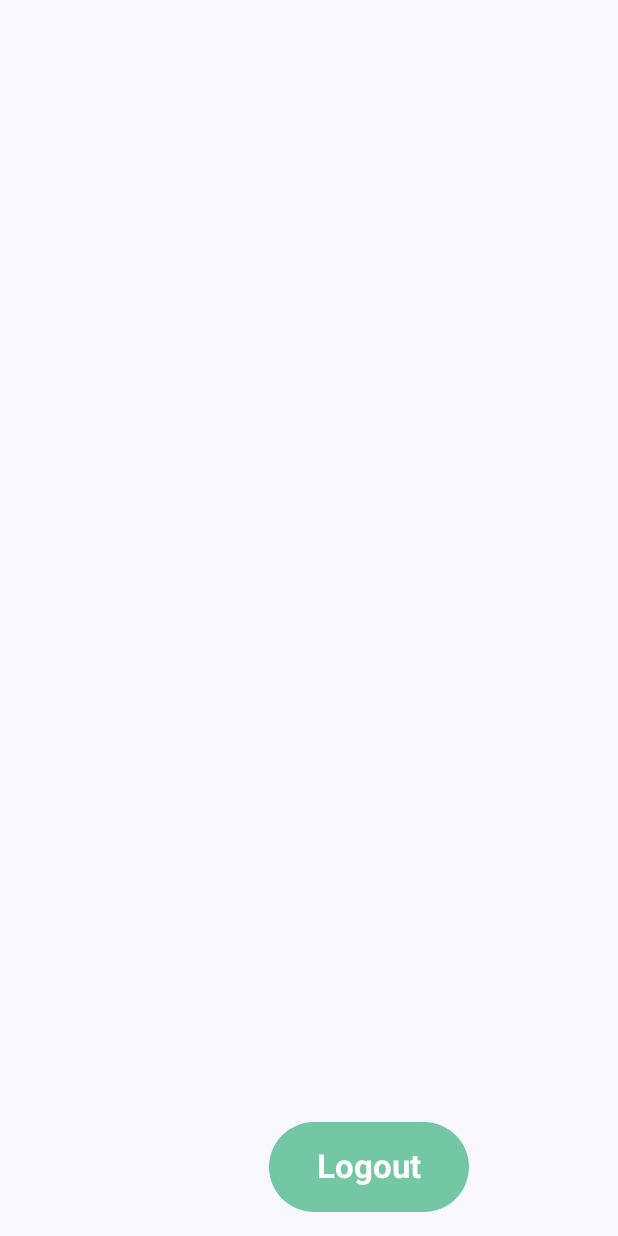
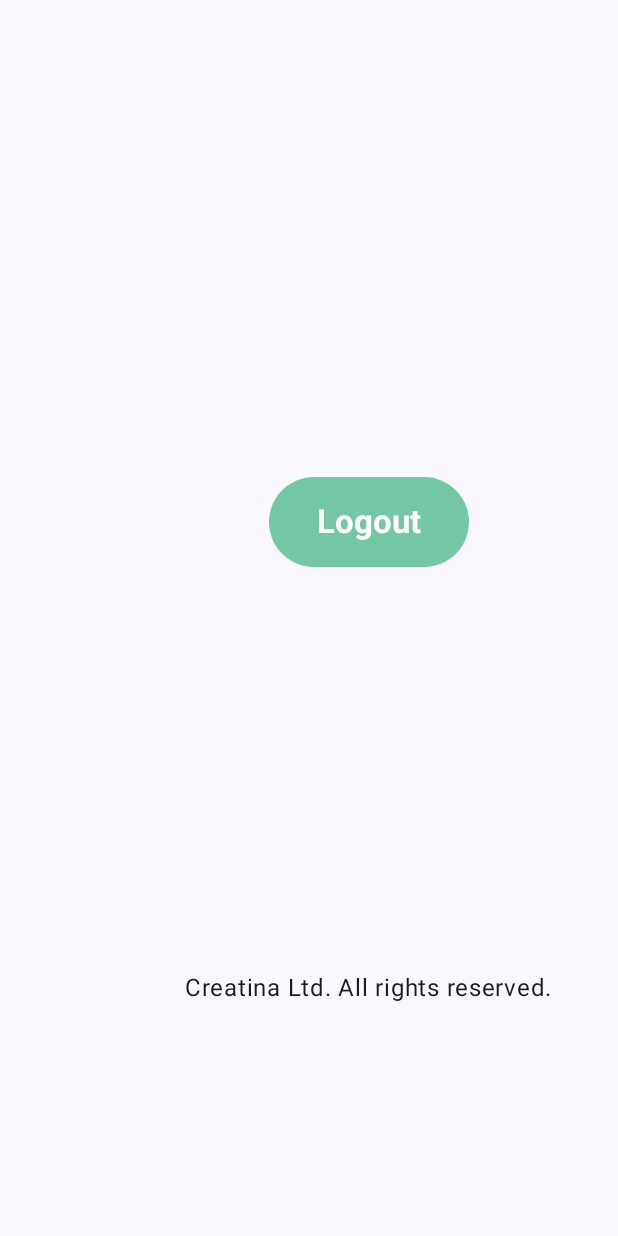
Before and after one commit to julianBogado1/AppHCI, an Android app built with Jetpack Compose: the composable TabletSettingsLayout shown on its own in the app's theme, on a phone screen of 412 x 824 dp. Run offline under Robolectric (Android 15) with nearby library versions, the phone set to English and light mode, and no system bars; network calls fail.

Commit message:
fixes settings screen

```diff
--- a/app/src/main/java/hci/app/Composables/MySettingsScreen.kt
+++ b/app/src/main/java/hci/app/Composables/MySettingsScreen.kt
@@ -105,5 +105,14 @@ fun TabletSettingsLayout(viewModel: MainViewModel) {
             resId = R.string.logout
         )
 
+        Spacer(modifier = Modifier.weight(0.45f)) // This will create some space between the button and the text
+
+        Text(
+            text = stringResource(R.string.copyright),
+            style = MaterialTheme.typography.bodyLarge,
+            modifier = Modifier.padding(bottom = 80.dp)
+        )
+
+        Spacer(modifier = Modifier.weight(0.1f)) // This will push the text a bit up from the bottom
     }
 }
```
